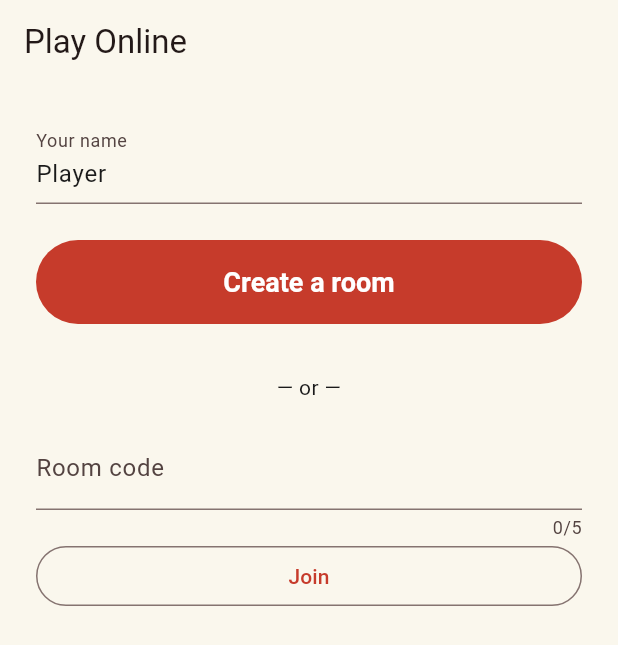
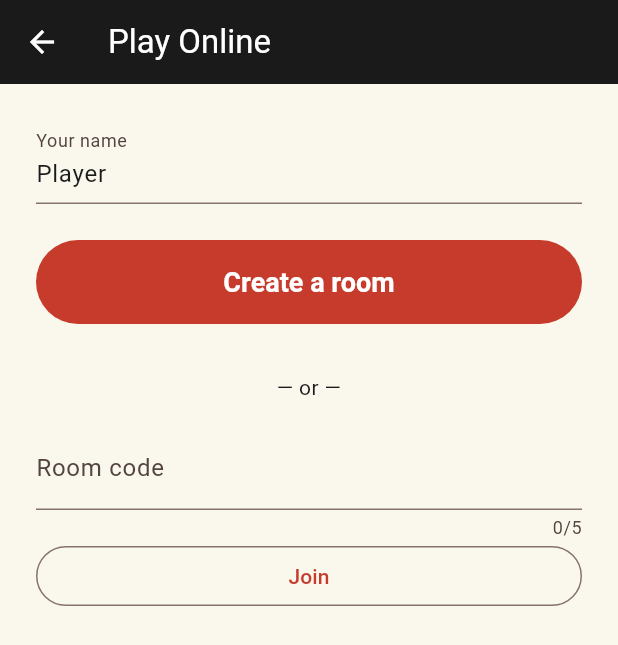
Before and after one commit to kattapriyatham/tfi-bagundali, a Flutter app: the CreateJoinScreen screen opened by its route, on a phone screen of 412 x 824 dp. Shown: the top 645 px of the screen. Run offline on Flutter 3.47's test engine with Material 3 defaults, Android fonts, the phone set to English and light mode, and no system bars; our stand-ins replace cloud_firestore, firebase_auth, firebase_core, firebase_database, flutter_riverpod, freezed_annotation and 3 more; accounts and stored records are empty; network calls fail.

Commit message:
fix: consistent styled app bars across online screens
Play Online, room lobby, and the game screen used a bare default
AppBar (or none at all for the game screen), unlike every other
secondary screen's charcoal/white bar with an explicit back/close
button. Play Online had no back button at all — go_router's context.go
doesn't leave a pop stack, so no back arrow appeared automatically.

Co-Authored-By: Claude Sonnet 5 <noreply@anthropic.com>

```diff
--- a/lib/ui/online/create_join_screen.dart
+++ b/lib/ui/online/create_join_screen.dart
@@ -4,6 +4,7 @@ import "package:go_router/go_router.dart";
 
 import "../../auth/anon_auth.dart";
 import "../../core/router.dart";
+import "../../core/theme.dart";
 import "../../game/online/online_inferno_controller.dart"
     show roomRepositoryProvider;
 import "../../storage/active_room_store.dart";
@@ -75,7 +76,15 @@ class _CreateJoinScreenState extends ConsumerState<CreateJoinScreen> {
   @override
   Widget build(BuildContext context) {
     return Scaffold(
-      appBar: AppBar(title: const Text("Play Online")),
+      appBar: AppBar(
+        title: const Text("Play Online"),
+        backgroundColor: AppColors.charcoal,
+        foregroundColor: Colors.white,
+        leading: IconButton(
+          icon: const Icon(Icons.arrow_back),
+          onPressed: () => context.go(Routes.home),
+        ),
+      ),
       body: Padding(
         padding: const EdgeInsets.all(24),
         child: Column(
--- a/lib/ui/online/online_lobby_screen.dart
+++ b/lib/ui/online/online_lobby_screen.dart
@@ -4,6 +4,7 @@ import "package:go_router/go_router.dart";
 
 import "../../auth/anon_auth.dart";
 import "../../core/router.dart";
+import "../../core/theme.dart";
 import "../../game/engine/round_state.dart" show shuffledDeckOrder;
 import "../../game/online/online_inferno_controller.dart"
     show roomRepositoryProvider;
@@ -54,6 +55,8 @@ class _OnlineLobbyScreenState extends ConsumerState<OnlineLobbyScreen>
     return Scaffold(
       appBar: AppBar(
         title: Text("Room $code"),
+        backgroundColor: AppColors.charcoal,
+        foregroundColor: Colors.white,
         leading: IconButton(
           icon: const Icon(Icons.close),
           onPressed: () async {
```
Also changed, not shown: lib/ui/online/online_game_screen.dart (+23 -17 lines).
